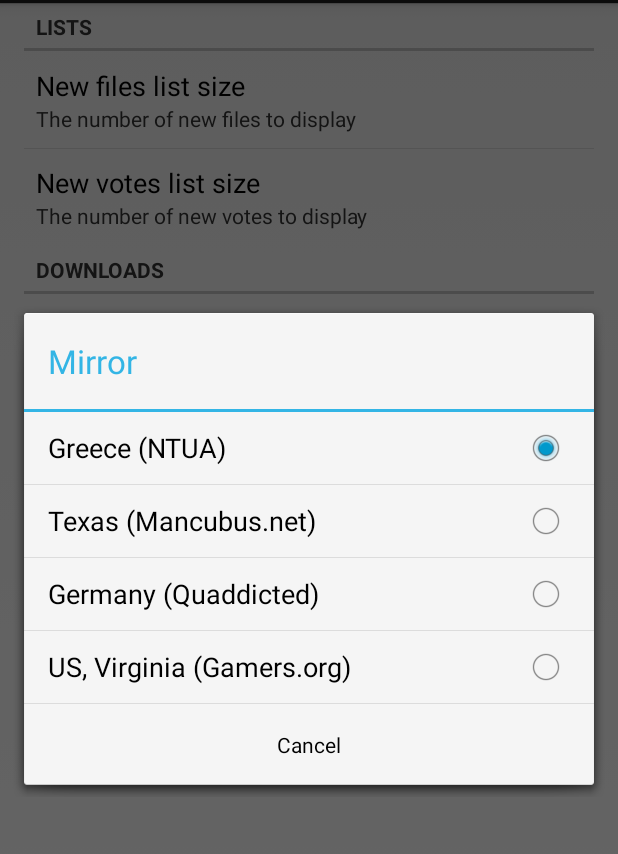
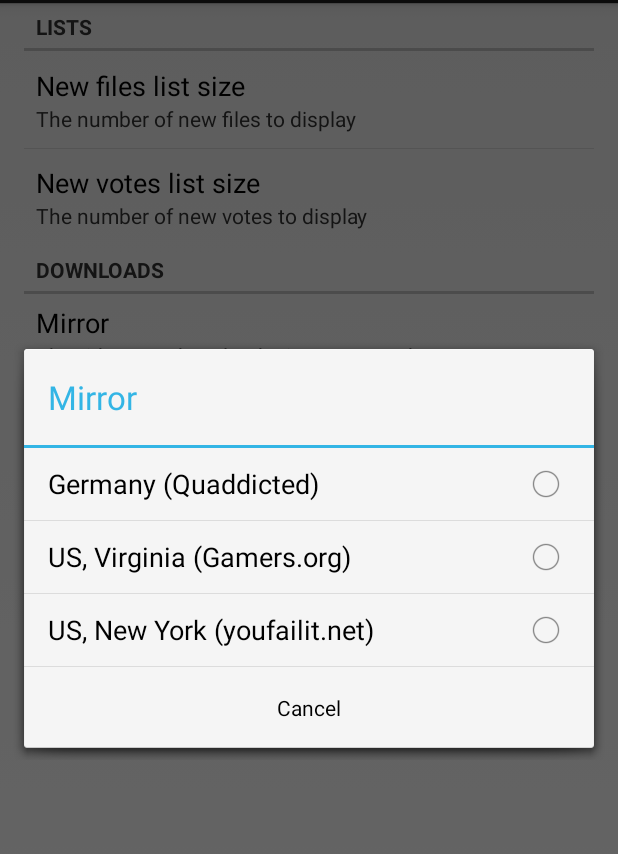
Before and after one commit to GitExl/DoomIdgamesArchive, an Android app: the PreferencesActivity screen opened directly, with no data from a screen before it, after a tap on "Mirror", on a phone screen of 412 x 824 dp, the part 69-923 px from its top. Run offline under Robolectric (Android 15) with nearby library versions, the phone set to English and light mode, and no system bars.

Commit message:
Update list of download locations.

```diff
--- a/app/src/main/java/nl/exl/doomidgamesarchive/Config.java
+++ b/app/src/main/java/nl/exl/doomidgamesarchive/Config.java
@@ -23,5 +23,5 @@ public final class Config {
     public static final int CATEGORY_DEFAULT = Request.CATEGORY_FILENAME;
 
     // Default HTTP idgames mirror URL.
-    public static final String IDGAMES_MIRROR_DEFAULT = "http://ftp.ntua.gr/pub/vendors/idgames/";
+    public static final String IDGAMES_MIRROR_DEFAULT = "https://www.quaddicted.com/files/idgames/";
 }
--- a/app/src/main/res/values/arrays.xml
+++ b/app/src/main/res/values/arrays.xml
@@ -2,16 +2,14 @@
 <resources>
 
     <string-array name="download_mirrors">
-        <item>Greece (NTUA)</item>
-        <item>Texas (Mancubus.net)</item>
         <item>Germany (Quaddicted)</item>
         <item>US, Virginia (Gamers.org)</item>
+        <item>US, New York (youfailit.net)</item>
     </string-array>
     <string-array name="download_mirrors_values">
-        <item>http://ftp.ntua.gr/pub/vendors/idgames/</item>
-        <item>http://ftp.mancubus.net/pub/idgames/</item>
         <item>https://www.quaddicted.com/files/idgames/</item>
         <item>http://www.gamers.org/pub/idgames/</item>
+        <item>http://youfailit.net/pub/idgames/</item>
     </string-array>
 
     <string-array name="list_limits">
```
